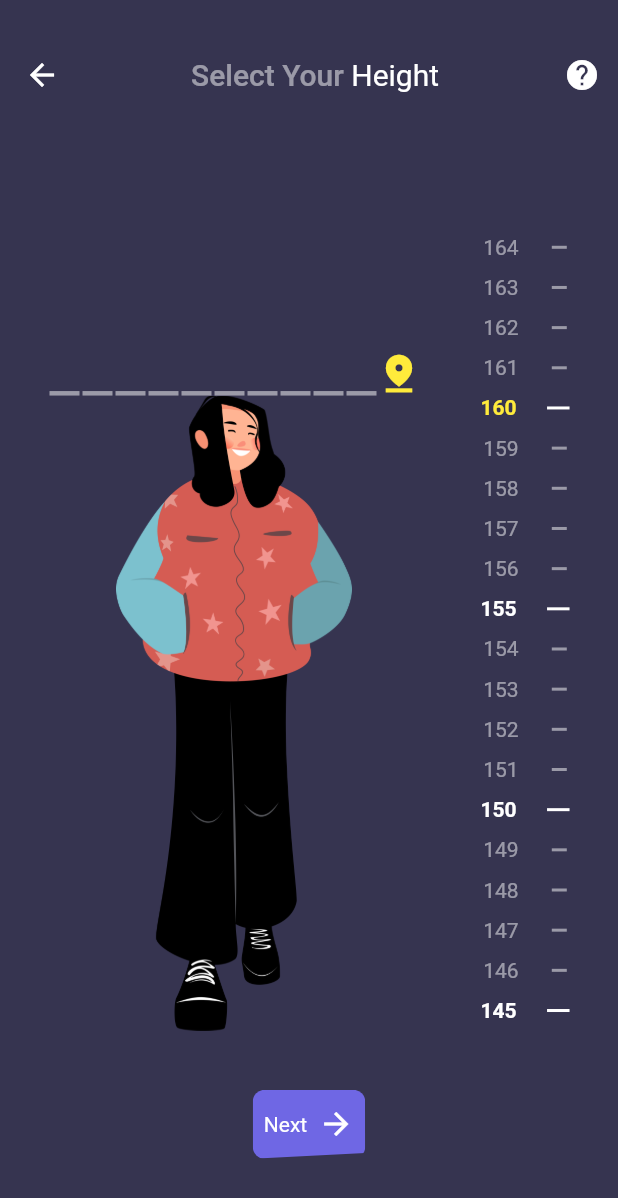
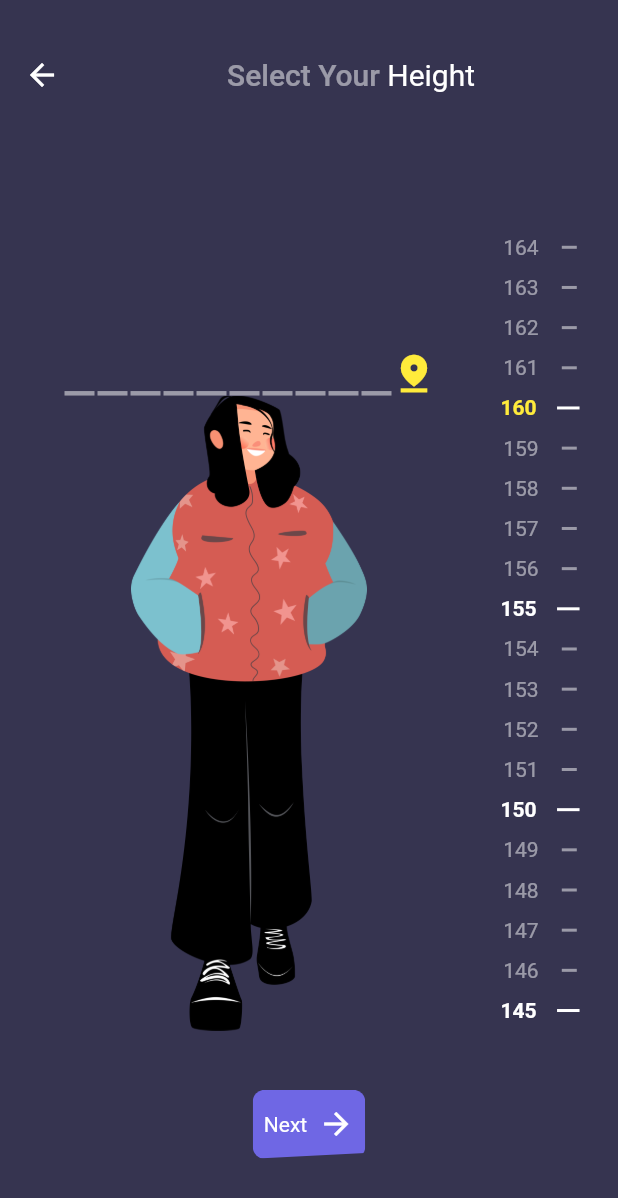
Before and after one commit to antonio-pedro99/bmi_calculator, a Flutter app: the MyHomePage screen opened directly, after a tap on "Female", after a tap on "Next", on a phone screen of 412 x 824 dp. Shown: the top 1198 px of the screen. Run offline on Flutter 3.47's test engine with Material 2 defaults, Android fonts, the phone set to English and light mode, and no system bars; our stand-ins replace objectbox; generated files the repository leaves out were written again.

Commit message:
fix bounds

```diff
--- a/lib/view/customs/gender_picker.dart
+++ b/lib/view/customs/gender_picker.dart
@@ -30,7 +30,8 @@
 
   @override
   Widget build(BuildContext context) {
-    return Flexible(
+    return SizedBox(
+      height: MediaQuery.of(context).size.height * .22,
       child: ListView.separated(
         shrinkWrap: true,
         physics: const NeverScrollableScrollPhysics(),
--- a/lib/view/customs/gender_selection_tile.dart
+++ b/lib/view/customs/gender_selection_tile.dart
@@ -49,8 +49,8 @@
                   ]),
                 ),
               )),
-          const SizedBox(
-            height: 18,
+          SizedBox(
+            height: size.height * .018,
           ),
           Text(gender.gender!,
               style: isSelected!
--- a/lib/view/customs/weight_picker.dart
+++ b/lib/view/customs/weight_picker.dart
@@ -55,8 +55,8 @@
         borderRadius: BorderRadius.circular(10),
         clipBehavior: Clip.hardEdge,
         child: Container(
-          height: size.height * .35,
-          width: size.width * .8,
+          height: size.height * .4,
+          width: size.width * .9,
           padding: const EdgeInsets.all(12),
           alignment: Alignment.topCenter,
           decoration: BoxDecoration(
@@ -116,9 +116,11 @@
                   backgroundColor: Colors.white,
                   child: Column(
                     mainAxisAlignment: MainAxisAlignment.center,
+                    crossAxisAlignment: CrossAxisAlignment.center,
                     children: [
                       Text(
                         "$_selectedWeight ",
+                        textAlign: TextAlign.center,
                         style: const TextStyle(
                             color: primary,
                             fontSize: 40,
@@ -126,6 +128,7 @@
                       ),
                       const Text(
                         "Kg",
+                        textAlign: TextAlign.center,
                         style: TextStyle(color: primary, fontSize: 18),
                       )
                     ],
--- a/lib/view/pages/height.dart
+++ b/lib/view/pages/height.dart
@@ -85,13 +85,13 @@
                       color: Colors.white, fontWeight: FontWeight.normal)),
             ],
           ),
-          actions: [
+          /*   actions: [
             IconButton(
               onPressed: () {},
               icon: const Icon(Icons.help),
               tooltip: "Get Help",
             )
-          ],
+          ], */
         ),
         body: SafeArea(
           child: Padding(
@@ -127,7 +127,7 @@
                     ),
                     const Spacer(),
                     SizedBox(
-                        width: 100,
+                        width: 80,
                         height: size.height * .65,
                         child: PageView.builder(
                             scrollDirection: Axis.vertical,
--- a/lib/view/pages/home.dart
+++ b/lib/view/pages/home.dart
@@ -4,7 +4,6 @@
 import 'package:bmi_calculator/view/pages/height.dart';
 import 'package:bmi_calculator/view/pages/records.dart';
 import 'package:flutter/material.dart';
-
 
 import '../customs/custom_button.dart';
 
@@ -18,10 +17,16 @@
 class _MyHomePageState extends State<MyHomePage> {
   @override
   Widget build(BuildContext context) {
-
+    var size = MediaQuery.of(context).size;
     return Scaffold(
-      appBar: AppBar(
+      body: NestedScrollView(
+        floatHeaderSlivers: true,
+        physics: const BouncingScrollPhysics(),
+        headerSliverBuilder: (context, innerBoxIsScrolled) {
+          return <Widget>[
+            SliverAppBar(
               title: const Text('BMI Calculator'),
+              forceElevated: innerBoxIsScrolled,
               actions: [
                 IconButton(
                     onPressed: (() {
@@ -32,15 +37,16 @@
                     }),
                     icon: const Icon(Icons.history))
               ],
-      ),
+            )
+          ];
+        },
         body: SafeArea(
           child: Column(
-          mainAxisAlignment: MainAxisAlignment.start,
+            mainAxisAlignment: MainAxisAlignment.spaceEvenly,
             crossAxisAlignment: CrossAxisAlignment.center,
             children: [
               const GenderPicker(),
               const SizedBox(height: 90, child: AgePicker()),
-            const SizedBox(height: 18),
               const WeightPicker(),
               const SizedBox(height: 20),
               CurvedButton(
@@ -55,6 +61,7 @@
             ],
           ),
         ),
+      ),
     );
   }
 }
```
Lines whose indentation alone changed are shown as unchanged.
